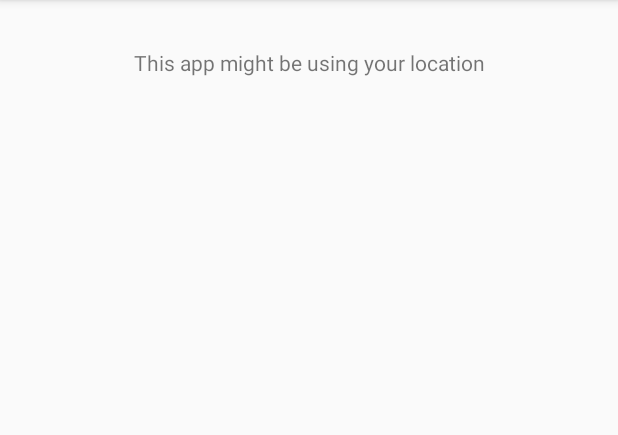
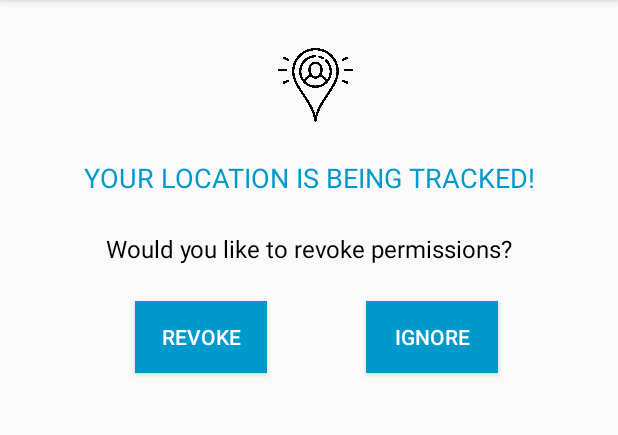
Before and after one commit to unaizafaiz/geoprivacy, an Android app: the MessageActivity screen opened directly, with no data from a screen before it, on a phone screen of 412 x 824 dp, the part 84-519 px from its top. Run offline under Robolectric (Android 15) with nearby library versions, the phone set to English and light mode, and no system bars.

Commit message:
Updated message screen

```diff
--- a/app/src/main/java/com/hci/geoprivacy/geoprivacy/floatingWidget/FloatingPromptActivity.java
+++ b/app/src/main/java/com/hci/geoprivacy/geoprivacy/floatingWidget/FloatingPromptActivity.java
@@ -10,11 +10,9 @@ import android.os.Build;
 import android.os.Bundle;
 import android.provider.Settings;
 import android.support.v7.app.AppCompatActivity;
-import android.view.View;
 import android.widget.Toast;
 
 import com.hci.geoprivacy.geoprivacy.R;
-import com.hci.geoprivacy.geoprivacy.floatingWidget.FloatingPromptService;
 
 
 public class FloatingPromptActivity extends AppCompatActivity {
@@ -51,7 +49,9 @@ public class FloatingPromptActivity extends AppCompatActivity {
                 finish();
             }
         });*/
+        //ForegroundApps fp = new ForegroundApps(this);
         startService(new Intent(FloatingPromptActivity.this, FloatingPromptService.class));
+
         finish();
     }
 
--- a/app/src/main/res/layout/activity_message.xml
+++ b/app/src/main/res/layout/activity_message.xml
@@ -6,15 +6,82 @@
     android:layout_height="match_parent"
     tools:context="com.hci.geoprivacy.geoprivacy.floatingWidget.MessageActivity">
 
+    <ImageView
+        android:id="@+id/imageView_icon"
+        android:layout_width="50dp"
+        android:layout_height="50dp"
+        app:srcCompat="@drawable/location_sharing1"
+        app:layout_constraintTop_toTopOf="parent"
+        android:layout_marginTop="32dp"
+        app:layout_constraintLeft_toLeftOf="parent"
+        app:layout_constraintRight_toRightOf="parent"
+        app:layout_constraintHorizontal_bias="0.512"
+        tools:layout_constraintRight_creator="1"
+        tools:layout_constraintLeft_creator="1" />
+
     <TextView
+        android:textAllCaps="true"
         android:id="@+id/textView_messageTitle"
         android:layout_width="wrap_content"
         android:layout_height="wrap_content"
+        android:layout_marginTop="24dp"
+        android:fontFamily="sans-serif"
         android:text="@string/message_title"
-        app:layout_constraintTop_toTopOf="parent"
-        android:layout_marginTop="32dp"
+        android:textColor="@android:color/holo_blue_dark"
+        android:textSize="18sp"
+        app:layout_constraintHorizontal_bias="0.503"
+        app:layout_constraintLeft_toLeftOf="parent"
+        app:layout_constraintRight_toRightOf="parent"
+        app:layout_constraintTop_toBottomOf="@+id/imageView_icon"
+        tools:layout_constraintLeft_creator="1"
+        tools:layout_constraintRight_creator="1" />
+
+    <TextView
+        android:id="@+id/textView_messageDetails"
+        android:layout_width="wrap_content"
+        android:layout_height="wrap_content"
         android:layout_marginLeft="8dp"
+        android:layout_marginRight="8dp"
+        android:layout_marginTop="24dp"
+        android:text="@string/message_details"
+        android:textColor="@android:color/black"
+        android:textSize="16sp"
         app:layout_constraintLeft_toLeftOf="parent"
+        app:layout_constraintRight_toRightOf="parent"
+        app:layout_constraintTop_toBottomOf="@+id/textView_messageTitle" />
+
+    <Button
+        android:id="@+id/button"
+        android:layout_width="wrap_content"
+        android:layout_height="wrap_content"
+        android:layout_marginLeft="32dp"
+        android:background="@android:color/holo_blue_dark"
+        android:text="Revoke"
+        android:textColor="@android:color/background_light"
+        app:layout_constraintLeft_toLeftOf="parent"
+        app:layout_constraintRight_toLeftOf="@+id/button2"
+        tools:layout_constraintTop_creator="1"
+        android:layout_marginStart="32dp"
         android:layout_marginRight="8dp"
-        app:layout_constraintRight_toRightOf="parent" />
+        android:layout_marginTop="24dp"
+        app:layout_constraintTop_toBottomOf="@+id/textView_messageDetails"
+        android:layout_marginBottom="8dp" />
+
+    <Button
+        android:id="@+id/button2"
+        android:layout_width="wrap_content"
+        android:layout_height="wrap_content"
+        android:layout_marginRight="80dp"
+        android:layout_marginTop="24dp"
+        android:background="@android:color/holo_blue_dark"
+        android:text="Ignore"
+        android:textColor="@android:color/background_light"
+        app:layout_constraintRight_toRightOf="parent"
+        app:layout_constraintTop_toBottomOf="@+id/textView_messageDetails"
+        android:layout_marginEnd="80dp"
+        android:layout_marginBottom="8dp" />
+
+
+
+
 </android.support.constraint.ConstraintLayout>
--- a/app/src/main/res/values/strings.xml
+++ b/app/src/main/res/values/strings.xml
@@ -5,5 +5,7 @@
     <string name="navigation_drawer_close">Close navigation drawer</string>
 
     <string name="action_settings">Settings</string>
-    <string name="message_title">This app might be using your location</string>
+    <string name="message_title">Your location is being tracked!</string>
+    <string name="message_details">Would you like to revoke permissions?</string>
+
 </resources>
```
